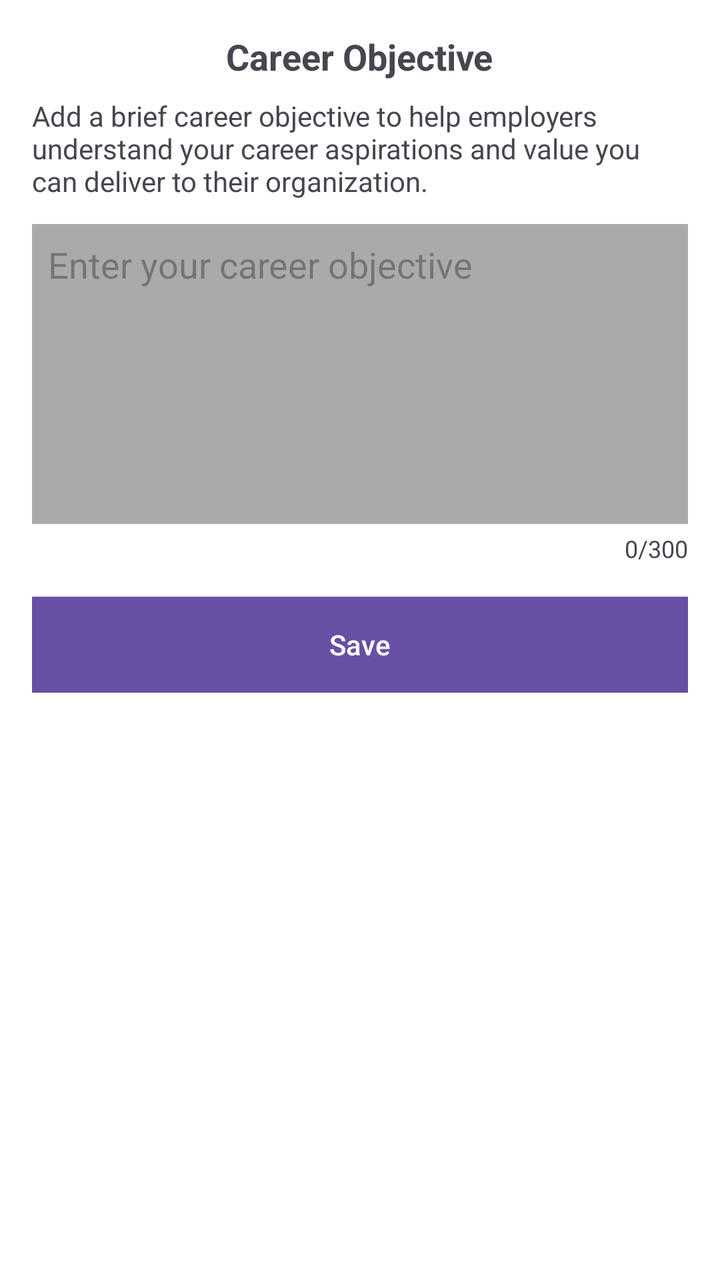
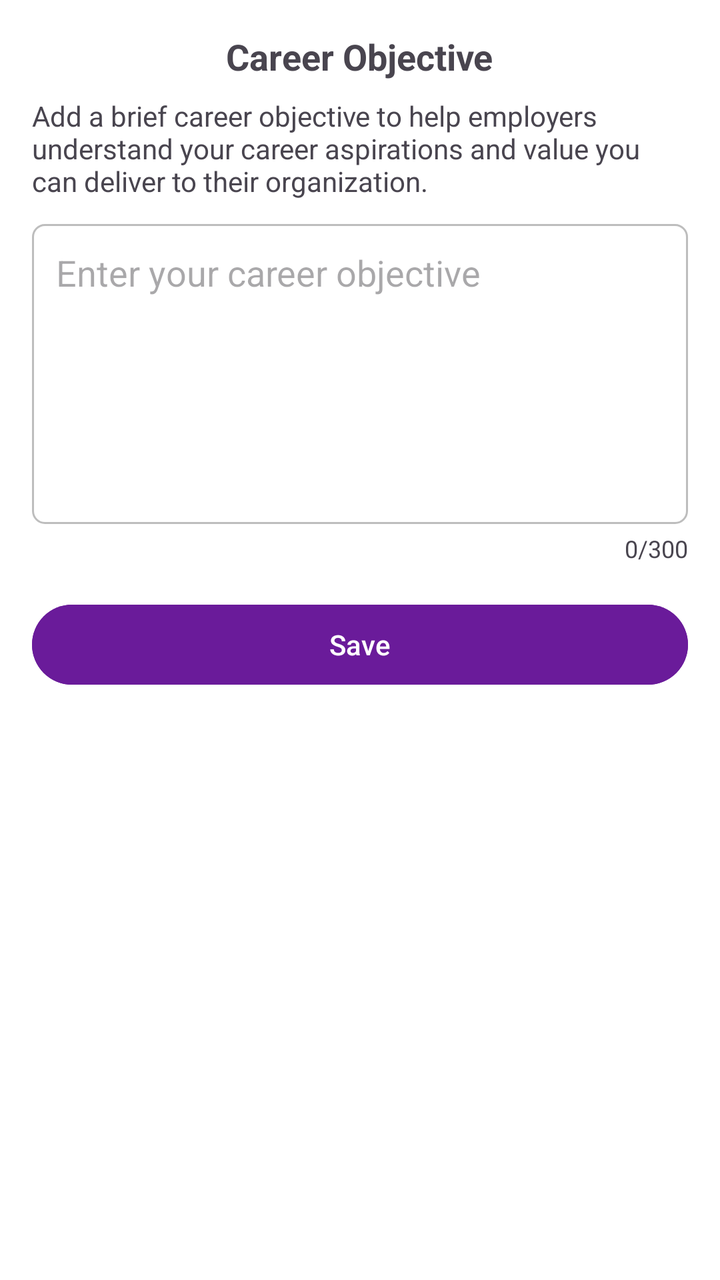

An Android layout rendered at two revisions. The XML below is the earlier revision; the diff shows what the commit changed to produce the second picture.
<!-- AndroidManifest.xml: application theme Theme.HireBridge -->
<!-- res/layout/fragment_career_objective.xml -->
<?xml version="1.0" encoding="utf-8"?>
<LinearLayout xmlns:android="http://schemas.android.com/apk/res/android"
    android:layout_width="match_parent"
    android:layout_height="match_parent"
    android:orientation="vertical"
    android:padding="16dp"
    android:background="@android:color/white">

    
    <TextView
        android:id="@+id/tvTitle"
        android:layout_width="wrap_content"
        android:layout_height="wrap_content"
        android:text="Career Objective"
        android:textSize="18sp"
        android:textStyle="bold"
        android:layout_gravity="center_horizontal"
        android:paddingBottom="8dp" />

    
    <TextView
        android:id="@+id/tvSubTitle"
        android:layout_width="match_parent"
        android:layout_height="wrap_content"
        android:text="Add a brief career objective to help employers understand your career aspirations and value you can deliver to their organization."
        android:textSize="14sp"
        android:paddingBottom="12dp" />

    
    <EditText
        android:id="@+id/etCareerObjective"
        android:layout_width="match_parent"
        android:layout_height="150dp"
        android:gravity="top|start"
        android:hint="Enter your career objective"
        android:background="@android:color/darker_gray"
        android:padding="8dp"
        android:maxLength="300"
        android:inputType="textMultiLine"
        android:scrollbars="vertical"
        android:overScrollMode="always" />

    
    <TextView
        android:id="@+id/tvCharCount"
        android:layout_width="wrap_content"
        android:layout_height="wrap_content"
        android:text="0/300"
        android:textSize="12sp"
        android:layout_gravity="end"
        android:paddingTop="4dp"
        android:paddingBottom="16dp" />

    
    <Button
        android:id="@+id/btnSaveObjective"
        android:layout_width="match_parent"
        android:layout_height="wrap_content"
        android:text="Save"
        android:textAllCaps="false"
        android:background="@android:color/holo_green_dark"
        android:textColor="@android:color/white" />

</LinearLayout>
<!-- resources referenced by this layout -->
<resources>
  <style name="Theme.HireBridge" parent="Base.Theme.HireBridge" />
  <style name="Base.Theme.HireBridge" parent="Theme.Material3.DayNight.NoActionBar">
          
          
      </style>
</resources>

<!-- the commit's change to res/layout/fragment_career_objective.xml (unified diff, before → after) -->
@@ -32,9 +32,10 @@
         android:layout_width="match_parent"
         android:layout_height="150dp"
         android:gravity="top|start"
+        android:textColor="@color/black"
         android:hint="Enter your career objective"
-        android:background="@android:color/darker_gray"
-        android:padding="8dp"
+        android:background="@drawable/edittext_box"
+        android:padding="12dp"
         android:maxLength="300"
         android:inputType="textMultiLine"
         android:scrollbars="vertical"
@@ -58,7 +59,7 @@
         android:layout_height="wrap_content"
         android:text="Save"
         android:textAllCaps="false"
-        android:background="@android:color/holo_green_dark"
+        android:backgroundTint="#6A1B9A"
         android:textColor="@android:color/white" />
 
 </LinearLayout>
<!-- resource entries referenced after the edit -->
@@ -1,5 +1,13 @@
 <!-- resources referenced by this layout -->
 <resources>
+  <color name="black">#FF000000</color>
+  <!-- drawable edittext_box (drawable) -->
+  <shape xmlns:android="http://schemas.android.com/apk/res/android"
+      android:shape="rectangle">
+      <solid android:color="@android:color/white" />
+      <stroke android:width="1dp" android:color="#BDBDBD" />
+      <corners android:radius="6dp" />
+  </shape>
   <style name="Theme.HireBridge" parent="Base.Theme.HireBridge" />
   <style name="Base.Theme.HireBridge" parent="Theme.Material3.DayNight.NoActionBar">
           
